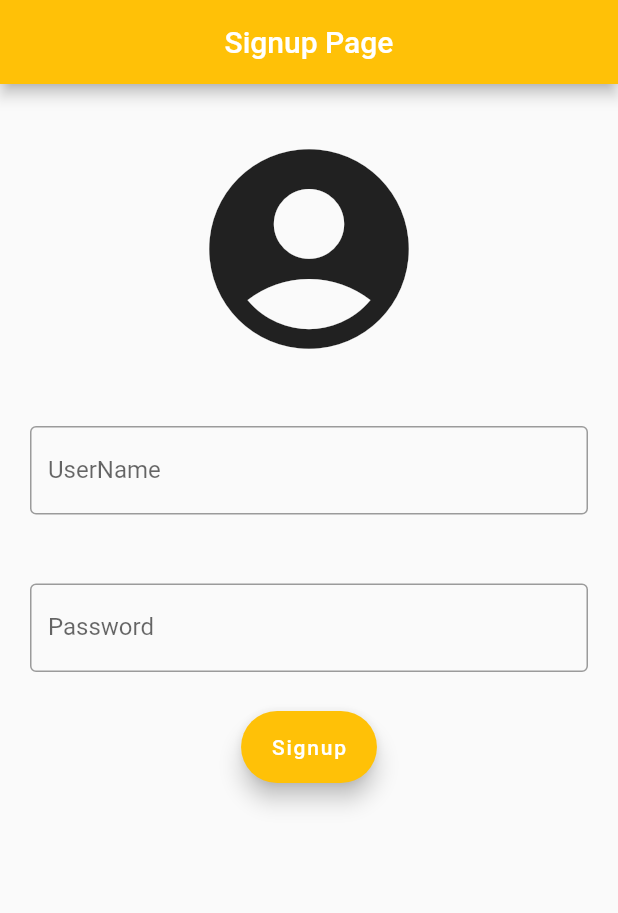
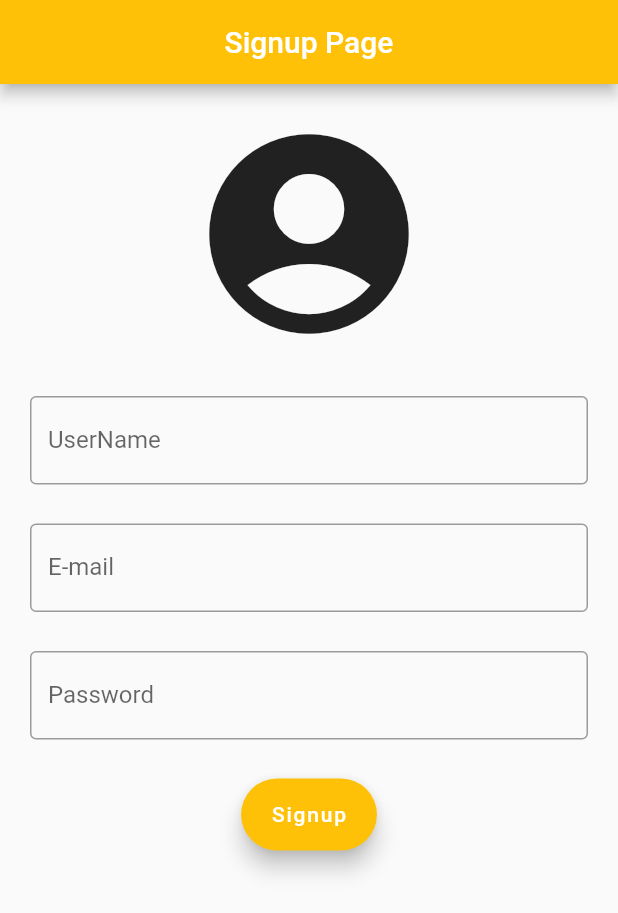
Before and after one commit to akankshagarg2000/login_signup_flutter, a Flutter app: the screen it shows after launch, on a phone screen of 412 x 824 dp. Shown: the top 913 px of the screen. Run offline on Flutter 3.47's test engine with Material 2 defaults, Android fonts, the phone set to English and light mode, and no system bars.

Commit message:
firebase connected

```diff
--- a/lib/main.dart
+++ b/lib/main.dart
@@ -20,7 +20,7 @@ class Home  extends StatelessWidget {
         mainAxisAlignment: MainAxisAlignment.start,
         children: <Widget>[
           Padding(
-            padding: const EdgeInsets.fromLTRB(20.0,30.0,20.0,30.0),
+            padding: const EdgeInsets.fromLTRB(20.0,20.0,20.0,20.0),
             child: Container(
                 child: Icon(
                   Icons.account_circle,
@@ -46,7 +46,22 @@ class Home  extends StatelessWidget {
               ),
               ),
               SizedBox(
-                height: 30.0,
+                height: 10.0,
+
+              ),
+              Padding(
+                 padding: const EdgeInsets.fromLTRB(20.0, 8.0,20.0, 8.0),
+                 child: TextField(
+              obscureText: true,
+              decoration: InputDecoration(
+              border: OutlineInputBorder(),
+              labelText: 'E-mail',
+
+              ),
+              ),
+               ),
+               SizedBox(
+                height: 10.0,
 
               ),
                Padding(
```
Also changed, not shown: 2 other files.
